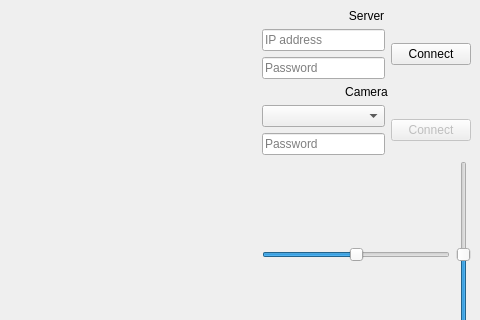
First picture: the form in gui/designs/main_window.ui, repository oleksandr-valentirov/remote_cam_app, before the edit; both pictures show x 241 to 721 and y 0 to 320 of the 721 by 531 pixel window.
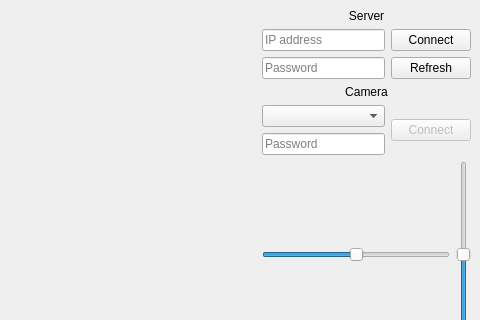
Second picture: the form after the edit.

Diff of the .ui file:
```diff
--- a/gui/designs/main_window.ui
+++ b/gui/designs/main_window.ui
@@ -66,12 +66,23 @@
            </layout>
           </item>
           <item>
+           <layout class="QVBoxLayout" name="verticalLayout_4">
+            <item>
            <widget class="QPushButton" name="server_connect_btn">
             <property name="text">
              <string>Connect</string>
             </property>
            </widget>
           </item>
+            <item>
+             <widget class="QPushButton" name="refresh_btn">
+              <property name="text">
+               <string>Refresh</string>
+              </property>
+             </widget>
+            </item>
+           </layout>
+          </item>
          </layout>
         </item>
        </layout>
```
Left out of the diff: 21 changed lines with no effect on the pictures. Lines whose indentation alone changed are shown as unchanged.
